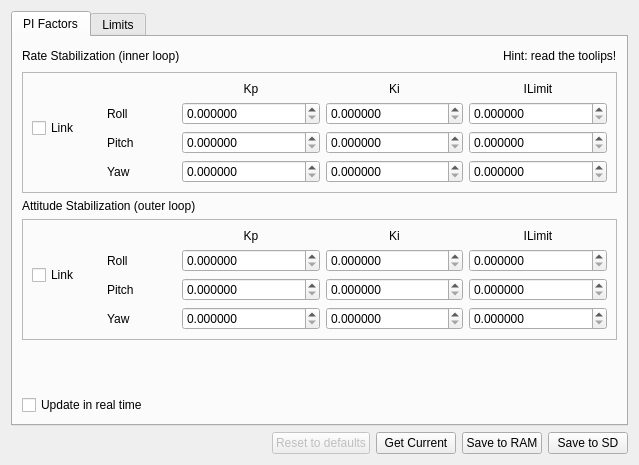
Above: ground/openpilotgcs/src/plugins/config/stabilization.ui from openpilot/OpenPilot before the change. Below: the same form after it.
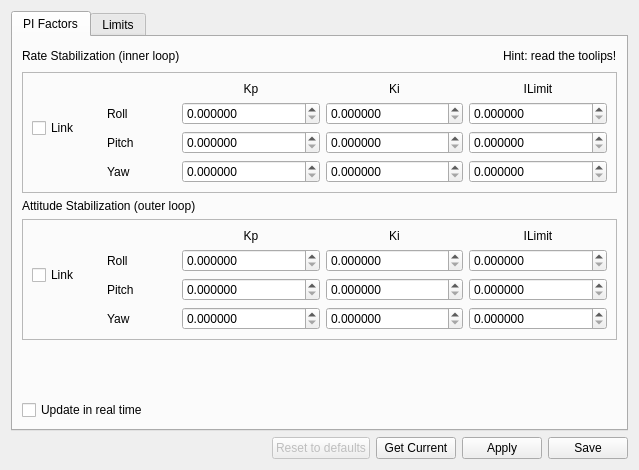
That is the form after the change.

Commit message: OP-371 Update all config dialog buttons to Apply/Save instead of Save to RAM/SD.

What changed in the file:
```diff
--- a/ground/openpilotgcs/src/plugins/config/stabilization.ui
+++ b/ground/openpilotgcs/src/plugins/config/stabilization.ui
@@ -7,7 +7,7 @@
     <x>0</x>
     <y>0</y>
     <width>639</width>
-    <height>465</height>
+    <height>470</height>
    </rect>
   </property>
   <property name="windowTitle">
@@ -625,14 +625,14 @@
      <item>
       <widget class="QPushButton" name="saveStabilizationToRAM">
        <property name="text">
-        <string>Save to RAM</string>
+        <string>Apply</string>
        </property>
       </widget>
      </item>
      <item>
       <widget class="QPushButton" name="saveStabilizationToSD">
        <property name="text">
-        <string>Save to SD</string>
+        <string>Save</string>
        </property>
       </widget>
      </item>
```
The commit also changes 6 other files.
